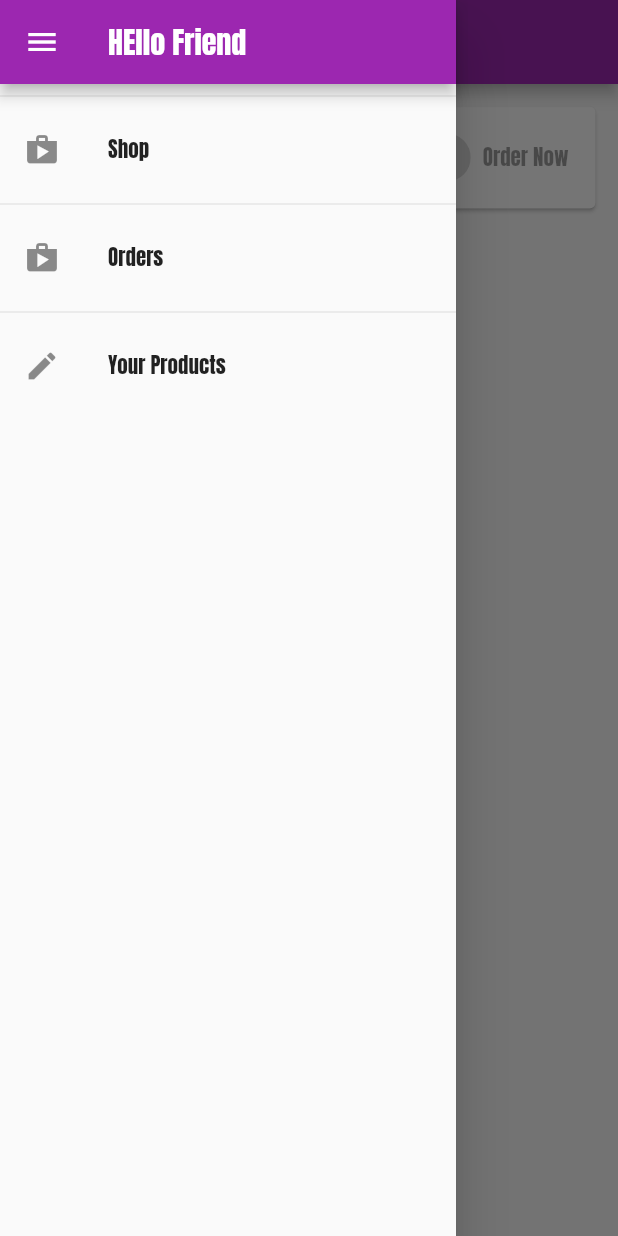
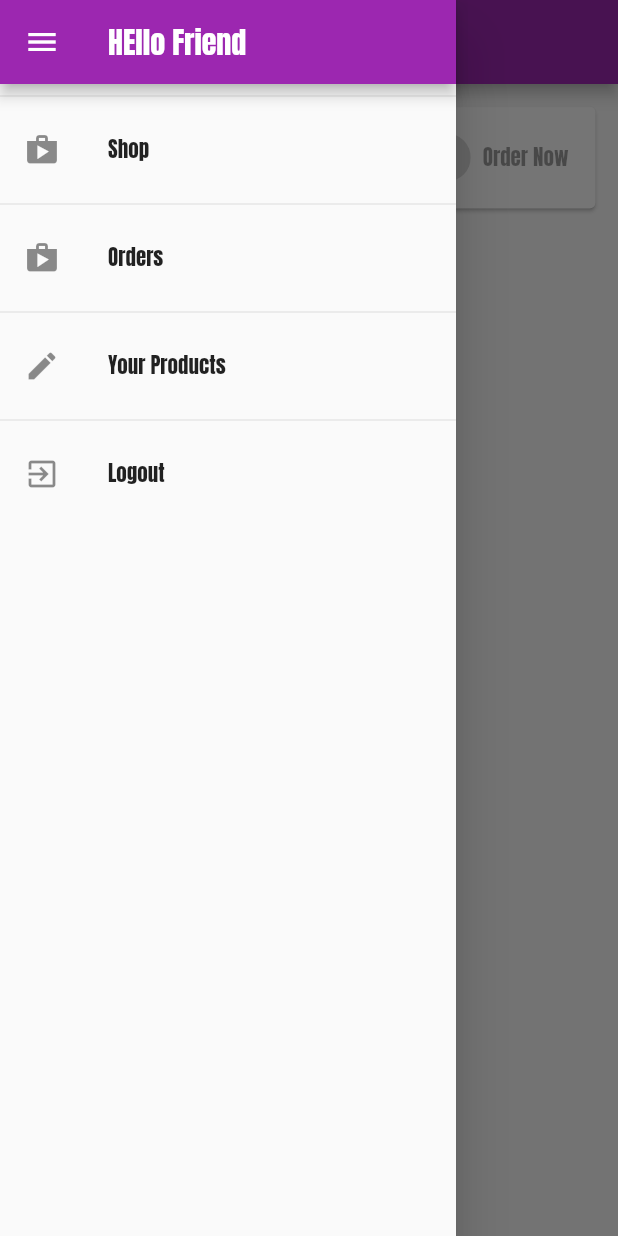
Before and after one commit to Megabyte-143/my_bazaar, a Flutter app: the CartScreen screen opened by its route, with the side drawer open, on a phone screen of 412 x 824 dp. Run offline on Flutter 3.47's test engine with Material 2 defaults, Android fonts, the phone set to English and light mode, and no system bars.

Commit message:
added logout button

```diff
--- a/lib/widgets/app_drawer.dart
+++ b/lib/widgets/app_drawer.dart
@@ -1,6 +1,9 @@
 import 'package:flutter/material.dart';
+import 'package:provider/provider.dart';
+
 import '../screens/order_screen.dart';
 import '../screens/user_products_screen.dart';
+import '../providers/auth_provider.dart';
 
 class AppDrawer extends StatelessWidget {
   @override
@@ -16,8 +19,7 @@ class AppDrawer extends StatelessWidget {
             leading: Icon(Icons.shop),
             title: Text("Shop"),
             onTap: () {
-              Navigator.of(context)
-                  .pushReplacementNamed('/');
+              Navigator.of(context).pushReplacementNamed('/');
             },
           ),
           Divider(),
@@ -25,8 +27,7 @@ class AppDrawer extends StatelessWidget {
             leading: Icon(Icons.shop),
             title: Text("Orders"),
             onTap: () {
-              Navigator.of(context)
-                  .pushReplacementNamed(OrderScreen.routename);
+              Navigator.of(context).pushReplacementNamed(OrderScreen.routename);
             },
           ),
           Divider(),
@@ -38,6 +39,17 @@ class AppDrawer extends StatelessWidget {
                   .pushReplacementNamed(UserProductScreen.routename);
             },
           ),
+          Divider(),
+          ListTile(
+            leading: Icon(Icons.exit_to_app),
+            title: Text("Logout"),
+            onTap: () {
+              // Navigator.of(context)
+              //     .pushReplacementNamed(UserProductScreen.routename);
+              Navigator.of(context).pop();
+              Provider.of<Auth>(context,listen: false).logout();
+            },
+          ),
         ],
       ),
     );
```
Also changed, not shown: lib/providers/auth_provider.dart (+10 -1 lines).
